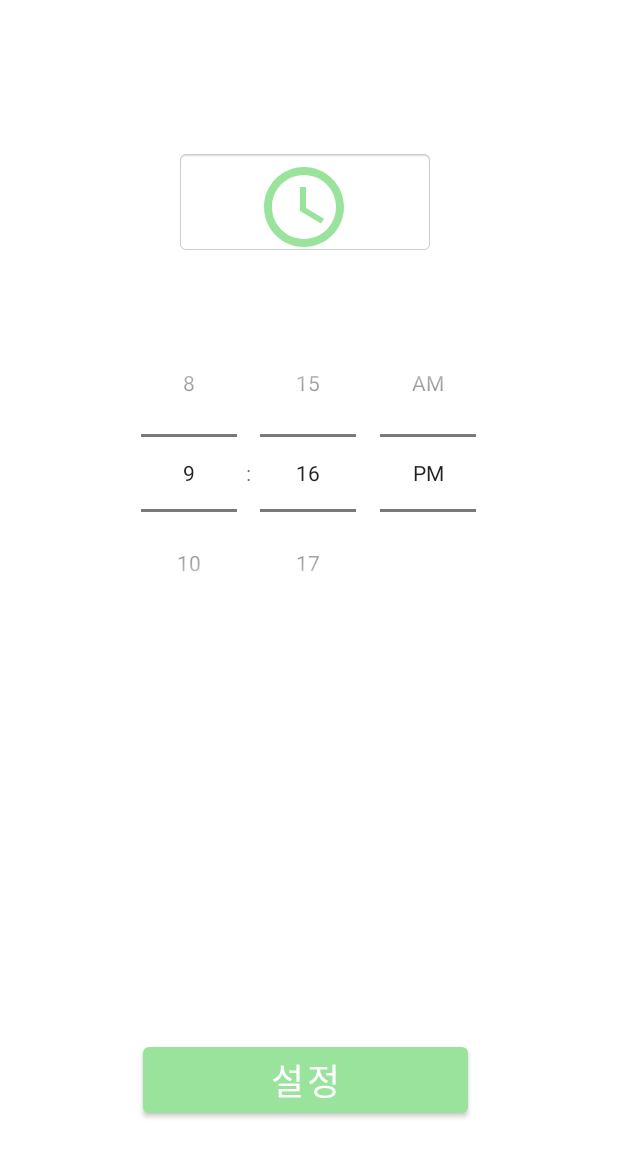
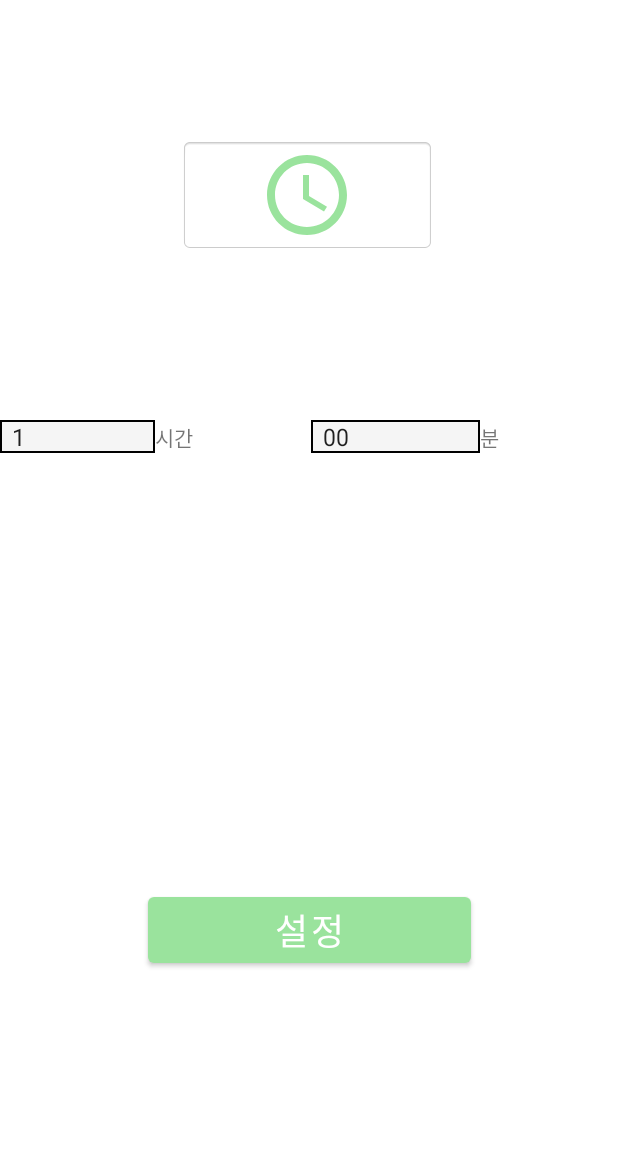
Before and after one commit to Milyeong/Guru2Project, an Android app: the layout activity_setting_time.xml on its own in the app's theme, with its tools: preview values and no code run, on a phone screen of 412 x 824 dp. Shown: the top 1157 px of the screen. Run offline under Robolectric (Android 15) with nearby library versions, the phone set to English and light mode, and no system bars.

Commit message:
SettingTimeActivity.kt

```diff
--- a/app/src/main/AndroidManifest.xml
+++ b/app/src/main/AndroidManifest.xml
@@ -18,13 +18,14 @@
         android:usesCleartextTraffic="true">
         <activity android:name=".UserGifticonListActivity"></activity>
         <activity android:name=".GifticonDetailActivity" />
+        <activity android:name=".LeftTime"/>
         <activity android:name=".MileageUse" />
         <activity android:name=".PersonalInformation" />
         <activity android:name=".HoursOfUse" />
-        <activity
+       <!--<activity
             android:name=".Menu"
             android:label="@string/title_activity_menu"
-            android:theme="@style/Theme.Guru2Project.NoActionBar" />
+            android:theme="@style/Theme.Guru2Project.NoActionBar" />-->
         <activity android:name=".PhoneAuthActivity" />
         <activity android:name=".GifticonListActivity" />
         <activity android:name=".SignUpActivity" />
--- a/app/src/main/java/com/example/guru2project/MainActivity.kt
+++ b/app/src/main/java/com/example/guru2project/MainActivity.kt
@@ -52,7 +52,7 @@ class MainActivity : AppCompatActivity() {
 
         // 사용자가 로그인되어 있다면(자동로그인) SettingTimeAcitivity로
         if (auth.currentUser != null) {
-            val intent = Intent(this, UserGifticonListActivity::class.java)
+            val intent = Intent(this, SettingTimeActivity::class.java)
             startActivity(intent)
             finish()
         }
--- a/app/src/main/java/com/example/guru2project/SettingTimeActivity.kt
+++ b/app/src/main/java/com/example/guru2project/SettingTimeActivity.kt
@@ -1,13 +1,74 @@
 package com.example.guru2project
 
+import android.app.AlertDialog
+import android.content.Intent
+import android.os.Build
 import androidx.appcompat.app.AppCompatActivity
 import android.os.Bundle
-import com.google.firebase.auth.ktx.auth
-import com.google.firebase.ktx.Firebase
+import android.provider.Settings
+import android.view.View
+import android.widget.AdapterView
+import android.widget.ArrayAdapter
+import android.widget.Button
+import android.widget.Spinner
+import androidx.annotation.RequiresApi
 
 class SettingTimeActivity : AppCompatActivity() {
+
+    private var setHour : Int = 0
+    private var setMinute : Int = 0
+
+    private lateinit var hourSpinner: Spinner
+    private lateinit var minuteSpinner: Spinner
+    private lateinit var btnTimeSet: Button
+
+
     override fun onCreate(savedInstanceState: Bundle?) {
         super.onCreate(savedInstanceState)
         setContentView(R.layout.activity_setting_time)
+
+        hourSpinner = findViewById(R.id.hour_spinner)
+        minuteSpinner = findViewById(R.id.minute_spinner)
+        btnTimeSet = findViewById(R.id.btnSetTime)
+
+        //hourSpinner.setSelection(0) 원하는 포지션 이동(나중에 추가)
+
+        //시간 선택
+        hourSpinner.onItemSelectedListener = object: AdapterView.OnItemSelectedListener {
+            override fun onNothingSelected(parent: AdapterView<*>?) {
+            }
+            override fun onItemSelected(parent: AdapterView<*>?, view: View?, position: Int, id: Long) {
+                setHour = hourSpinner.getItemAtPosition(position).toString().toInt()
+            }
+        }
+        //분 선택
+        minuteSpinner.onItemSelectedListener = object: AdapterView.OnItemSelectedListener {
+            override fun onNothingSelected(parent: AdapterView<*>?) {
+
+            }
+            override fun onItemSelected(parent: AdapterView<*>?, view: View?, position: Int, id: Long) {
+                setMinute = minuteSpinner.getItemAtPosition(position).toString().toInt()
+            }
+        }
+
+        //시간설정 확인
+        btnTimeSet.setOnClickListener {
+            var dlg = AlertDialog.Builder(this)
+            //dlg.setTitle("권한이 필요한 이유")
+            dlg.setMessage("${setHour}시간 ${setMinute}분으로 설정하시겠습니까?")
+            dlg.setPositiveButton( "확인") { dialog, which ->
+                startActivity(Intent(this, LeftTime::class.java))
+                finish()
+            }
+            dlg.setNegativeButton("취소", null)
+            dlg.show()
+
+        }
+
+
+
+
+
+
     }
 }
--- /dev/null
+++ b/app/src/main/res/drawable/spinner_background.xml
@@ -0,0 +1,13 @@
+<?xml version="1.0" encoding="utf-8"?>
+<shape xmlns:android="http://schemas.android.com/apk/res/android">
+    android:shape="rectangle">
+
+    <!-- #f5f5f5" 색으로 채움 -->
+    <solid
+        android:color="#f5f5f5"/>
+
+    <!-- 1dp 크기의 #000000 색 테두리 -->
+    <stroke
+        android:width="1dp"
+        android:color="#000000"/>
+</shape>
--- a/app/src/main/res/layout/activity_setting_time.xml
+++ b/app/src/main/res/layout/activity_setting_time.xml
@@ -1,52 +1,77 @@
 <?xml version="1.0" encoding="utf-8"?>
-<RelativeLayout xmlns:android="http://schemas.android.com/apk/res/android"
+<androidx.constraintlayout.widget.ConstraintLayout
+    xmlns:android="http://schemas.android.com/apk/res/android"
     xmlns:app="http://schemas.android.com/apk/res-auto"
     xmlns:tools="http://schemas.android.com/tools"
     android:layout_width="match_parent"
     android:layout_height="match_parent"
+    android:orientation="vertical"
     tools:context=".SettingTimeActivity">
 
 
-    <TimePicker
-        android:id="@+id/timePicker"
-        android:layout_width="377dp"
-        android:layout_height="243dp"
-        android:layout_alignParentTop="true"
-        android:layout_alignParentEnd="true"
-        android:layout_centerInParent="true"
-        android:layout_marginTop="209dp"
-        android:layout_marginEnd="17dp"
-        android:timePickerMode="spinner" />
+    <ImageView
+        android:id="@+id/image_timer"
+        android:layout_width="170dp"
+        android:layout_height="wrap_content"
+        android:layout_gravity="center"
+        android:layout_marginTop="92dp"
+        android:background="@android:drawable/editbox_background"
+        app:layout_constraintEnd_toEndOf="parent"
+        app:layout_constraintHorizontal_bias="0.497"
+        app:layout_constraintStart_toStartOf="parent"
+        app:layout_constraintTop_toTopOf="parent"
+        app:srcCompat="@drawable/ic_time"
+        android:contentDescription="TODO" />
+
+    <LinearLayout
+        android:layout_width="match_parent"
+        android:layout_height="wrap_content"
+        android:layout_marginTop="10dp"
+        android:orientation="horizontal"
+        app:layout_constraintBottom_toTopOf="@+id/btnSetTime"
+        app:layout_constraintTop_toBottomOf="@+id/image_timer"
+        app:layout_constraintVertical_bias="0.26">
+
+        <Spinner
+            android:id="@+id/hour_spinner"
+            android:layout_width="wrap_content"
+            android:layout_height="wrap_content"
+            android:entries="@array/hour_array"
+            android:background="@drawable/spinner_background"
+            android:layout_weight="1" />
+
+        <TextView
+            android:layout_width="wrap_content"
+            android:layout_height="wrap_content"
+            android:layout_weight="1"
+            android:text="@string/시간" />
+
+        <Spinner
+            android:id="@+id/minute_spinner"
+            android:layout_width="wrap_content"
+            android:layout_height="wrap_content"
+            android:entries="@array/minute_array"
+            android:background="@drawable/spinner_background"
+            android:layout_weight="1" />
+
+        <TextView
+            android:layout_width="wrap_content"
+            android:layout_height="wrap_content"
+            android:layout_weight="1"
+            android:text="분" />
+
+    </LinearLayout>
 
     <Button
-        android:id="@+id/button"
+        android:id="@+id/btnSetTime"
         android:layout_width="215dp"
         android:layout_height="wrap_content"
-        android:layout_alignParentStart="true"
-        android:layout_alignParentEnd="true"
-        android:layout_alignParentBottom="true"
-        android:layout_centerHorizontal="true"
-        android:layout_marginStart="95dp"
-        android:layout_marginEnd="100dp"
-        android:layout_marginBottom="76dp"
-        android:text="설정"
-        android:textSize="24sp" />
-
-    <TextView
-        android:id="@+id/tv_timer1"
-        android:layout_width="172dp"
-        android:layout_height="69dp"
-        android:layout_alignParentStart="true"
-        android:layout_centerHorizontal="true"
-        android:layout_marginStart="117dp"
-        android:layout_marginTop="100dp"
-        android:background="@android:drawable/editbox_background"
-        android:drawableTop="@drawable/ic_time"
-        android:drawablePadding="16dp"
-        android:gravity="center"
-        android:textColor="#9AE39D"
-        android:textSize="10sp"
-        android:textStyle="bold" />
+        android:layout_marginBottom="176dp"
+        android:text="@string/설정"
+        android:textSize="24sp"
+        app:layout_constraintBottom_toBottomOf="parent"
+        app:layout_constraintEnd_toEndOf="parent"
+        app:layout_constraintStart_toStartOf="parent" />
 
 
-</RelativeLayout>
+</androidx.constraintlayout.widget.ConstraintLayout>
--- /dev/null
+++ b/app/src/main/res/values/arrays.xml
@@ -0,0 +1,14 @@
+<?xml version="1.0" encoding="utf-8"?>
+<resources>
+    <string-array name="hour_array">
+        <item>1</item>
+        <item>2</item>
+        <item>3</item>
+        <item>4</item>
+        <item>5</item>
+    </string-array>
+    <string-array name="minute_array">
+        <item>00</item>
+        <item>30</item>
+    </string-array>
+</resources>
--- a/app/src/main/res/values/strings.xml
+++ b/app/src/main/res/values/strings.xml
@@ -11,4 +11,6 @@
     <string name="menu_home">Home</string>
     <string name="menu_gallery">Gallery</string>
     <string name="menu_slideshow">Slideshow</string>
+    <string name="설정">설정</string>
+    <string name="시간">시간</string>
 </resources>
```
